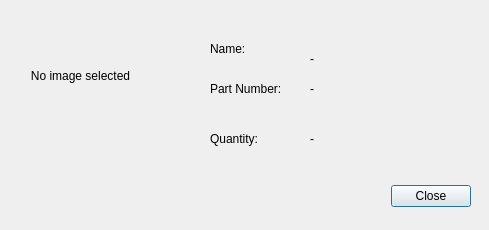
This is app/layout/ViewItemDialog.ui in saul-escobedo/Electronics_Inventory as Qt 5 draws it before an edit. The edited form follows.
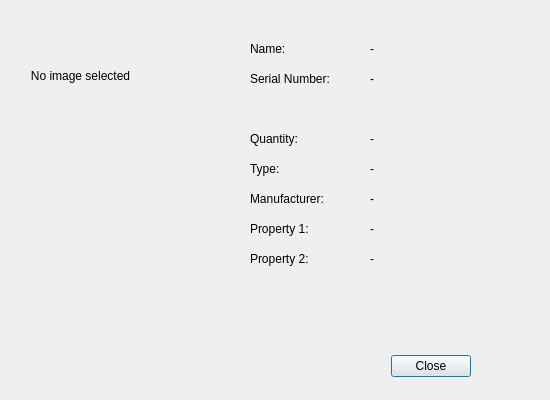
This is the edited form.

```diff
--- a/app/layout/ViewItemDialog.ui
+++ b/app/layout/ViewItemDialog.ui
@@ -6,8 +6,8 @@
    <rect>
     <x>0</x>
     <y>0</y>
-    <width>489</width>
-    <height>230</height>
+    <width>550</width>
+    <height>400</height>
    </rect>
   </property>
   <property name="windowTitle">
@@ -17,7 +17,7 @@
    <property name="geometry">
     <rect>
          <x>310</x>
-         <y>180</y>
+         <y>350</y>
          <width>161</width>
      <height>32</height>
     </rect>
@@ -45,22 +45,9 @@
   <widget class="QLabel" name="Name_Label">
    <property name="geometry">
     <rect>
-     <x>310</x>
-     <y>50</y>
-     <width>58</width>
-     <height>18</height>
-    </rect>
-   </property>
-   <property name="text">
-    <string>-</string>
-   </property>
-  </widget>
-  <widget class="QLabel" name="Part_Number_Label">
-   <property name="geometry">
-    <rect>
-     <x>310</x>
-     <y>80</y>
-     <width>58</width>
+     <x>370</x>
+     <y>40</y>
+     <width>150</width>
      <height>18</height>
     </rect>
    </property>
@@ -71,9 +58,9 @@
   <widget class="QLabel" name="Quantity_Label">
    <property name="geometry">
     <rect>
-     <x>310</x>
+     <x>370</x>
      <y>130</y>
-     <width>58</width>
+     <width>150</width>
      <height>18</height>
     </rect>
    </property>
@@ -84,7 +71,7 @@
   <widget class="QLabel" name="name">
    <property name="geometry">
     <rect>
-     <x>210</x>
+     <x>250</x>
      <y>40</y>
      <width>58</width>
      <height>18</height>
@@ -97,20 +84,33 @@
   <widget class="QLabel" name="part_number">
    <property name="geometry">
     <rect>
-     <x>210</x>
-     <y>80</y>
-     <width>91</width>
+     <x>250</x>
+     <y>70</y>
+     <width>111</width>
      <height>18</height>
     </rect>
    </property>
    <property name="text">
-    <string>Part Number:</string>
+    <string>Serial Number:</string>
+   </property>
+  </widget>
+  <widget class="QLabel" name="Part_Number_Label">
+   <property name="geometry">
+    <rect>
+     <x>370</x>
+     <y>70</y>
+     <width>150</width>
+     <height>18</height>
+    </rect>
+   </property>
+   <property name="text">
+    <string>-</string>
    </property>
   </widget>
   <widget class="QLabel" name="quantity">
    <property name="geometry">
     <rect>
-     <x>210</x>
+     <x>250</x>
      <y>130</y>
      <width>58</width>
      <height>18</height>
@@ -120,6 +120,110 @@
     <string>Quantity:</string>
    </property>
   </widget>
+  <widget class="QLabel" name="typeLabel">
+   <property name="geometry">
+    <rect>
+     <x>250</x>
+     <y>160</y>
+     <width>58</width>
+     <height>18</height>
+    </rect>
+   </property>
+   <property name="text">
+    <string>Type:</string>
+   </property>
+  </widget>
+  <widget class="QLabel" name="Type_Label">
+   <property name="geometry">
+    <rect>
+     <x>370</x>
+     <y>160</y>
+     <width>150</width>
+     <height>18</height>
+    </rect>
+   </property>
+   <property name="text">
+    <string>-</string>
+   </property>
+  </widget>
+  <widget class="QLabel" name="manufacturerLabel">
+   <property name="geometry">
+    <rect>
+     <x>250</x>
+     <y>190</y>
+     <width>111</width>
+     <height>18</height>
+    </rect>
+   </property>
+   <property name="text">
+    <string>Manufacturer:</string>
+   </property>
+  </widget>
+  <widget class="QLabel" name="Manufacturer_Label">
+   <property name="geometry">
+    <rect>
+     <x>370</x>
+     <y>190</y>
+     <width>200</width>
+     <height>18</height>
+    </rect>
+   </property>
+   <property name="text">
+    <string>-</string>
+   </property>
+  </widget>
+  <widget class="QLabel" name="property1Label">
+   <property name="geometry">
+    <rect>
+     <x>250</x>
+     <y>220</y>
+     <width>91</width>
+     <height>18</height>
+    </rect>
+   </property>
+   <property name="text">
+    <string>Property 1:</string>
+   </property>
+  </widget>
+  <widget class="QLabel" name="Property1_Label">
+   <property name="geometry">
+    <rect>
+     <x>370</x>
+     <y>220</y>
+     <width>150</width>
+     <height>18</height>
+    </rect>
+   </property>
+   <property name="text">
+    <string>-</string>
+   </property>
+  </widget>
+  <widget class="QLabel" name="property2Label">
+   <property name="geometry">
+    <rect>
+     <x>250</x>
+     <y>250</y>
+     <width>91</width>
+     <height>18</height>
+    </rect>
+   </property>
+   <property name="text">
+    <string>Property 2:</string>
+   </property>
+  </widget>
+  <widget class="QLabel" name="Property2_Label">
+   <property name="geometry">
+    <rect>
+     <x>370</x>
+     <y>250</y>
+     <width>150</width>
+     <height>18</height>
+    </rect>
+   </property>
+   <property name="text">
+    <string>-</string>
+   </property>
+  </widget>
  </widget>
  <resources/>
  <connections>
```
Left out of the diff: 2 changed lines with no effect on the pictures.
